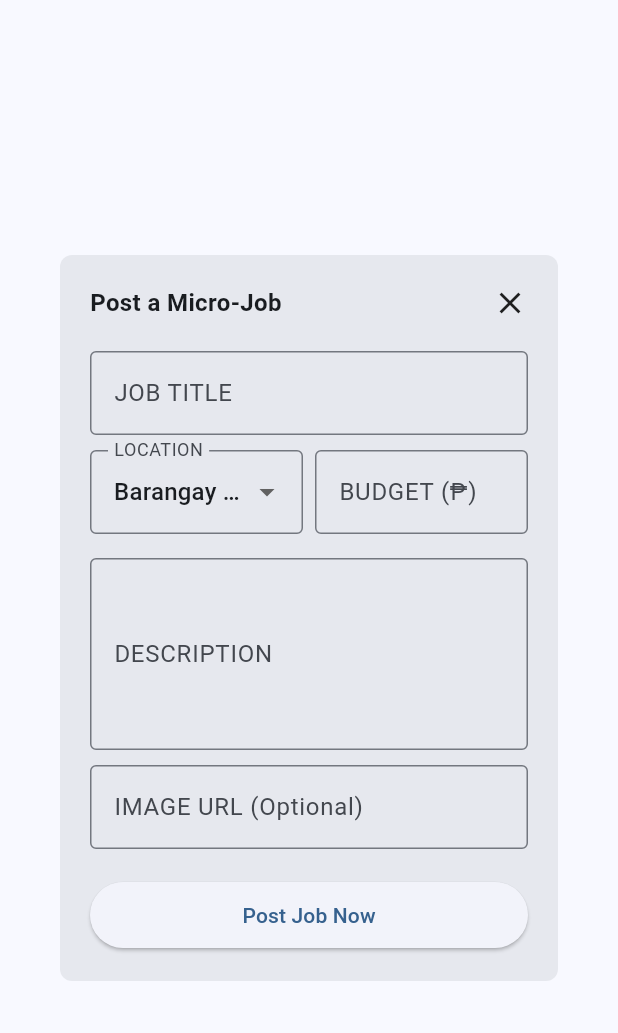
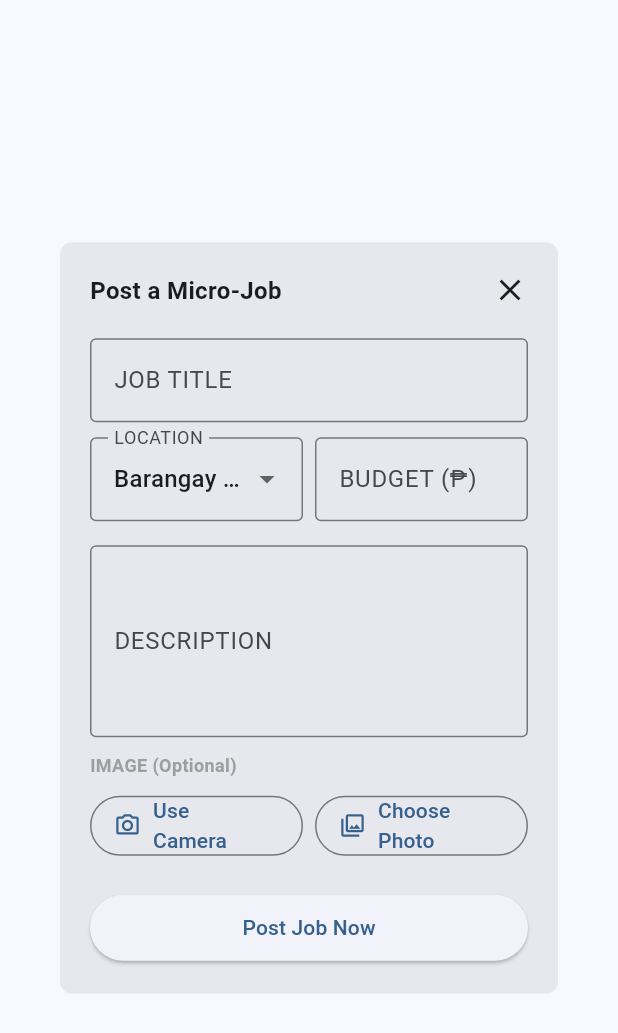
Before and after one commit to eigenlambda123/BarangayMicroJobs, a Flutter app: the PostJobModal widget shown alone on an empty page, opened directly with empty values, on a phone screen of 412 x 824 dp. Shown: the top 1033 px of the screen. Run offline on Flutter 3.47's test engine with Material 3 defaults, Android fonts, the phone set to English and light mode, and no system bars; our stand-ins replace image_picker, shared_preferences; accounts and stored records are empty; network calls fail.

Commit message:
feat: allow camera or gallery image selection when posting jobs

```diff
--- a/mock_frontend/app/lib/widgets/jobs/modals/post_job_modal.dart
+++ b/mock_frontend/app/lib/widgets/jobs/modals/post_job_modal.dart
@@ -1,4 +1,7 @@
 import 'package:flutter/material.dart';
+import 'dart:convert';
+import 'dart:typed_data';
+import 'package:image_picker/image_picker.dart';
 import '../../../services/job_service.dart';
 
 class PostJobModal extends StatefulWidget {
@@ -19,7 +22,7 @@ class _PostJobModalState extends State<PostJobModal> {
   final _titleController = TextEditingController();
   final _descriptionController = TextEditingController();
   final _salaryController = TextEditingController();
-  final _imageController = TextEditingController();
+  final ImagePicker _imagePicker = ImagePicker();
   static const List<String> _lucenaBarangays = [
     'Barangay Bocohan',
     'Barangay Dalahican',
@@ -37,6 +40,8 @@ class _PostJobModalState extends State<PostJobModal> {
   ];
 
   String _location = _lucenaBarangays.first;
+  Uint8List? _selectedImageBytes;
+  String? _selectedImageData;
   bool _isLoading = false;
 
   @override
@@ -44,8 +49,46 @@ class _PostJobModalState extends State<PostJobModal> {
     _titleController.dispose();
     _descriptionController.dispose();
     _salaryController.dispose();
-    _imageController.dispose();
     super.dispose();
+  }
+
+  String _getMimeType(String fileName) {
+    final lower = fileName.toLowerCase();
+    if (lower.endsWith('.png')) return 'image/png';
+    if (lower.endsWith('.webp')) return 'image/webp';
+    return 'image/jpeg';
+  }
+
+  Future<void> _pickImage(ImageSource source) async {
+    try {
+      final file = await _imagePicker.pickImage(
+        source: source,
+        imageQuality: 70,
+        maxWidth: 1280,
+        maxHeight: 1280,
+      );
+
+      if (file == null) {
+        return;
+      }
+
+      final bytes = await file.readAsBytes();
+      final mimeType = _getMimeType(file.name);
+      final dataUrl = 'data:$mimeType;base64,${base64Encode(bytes)}';
+
+      if (mounted) {
+        setState(() {
+          _selectedImageBytes = bytes;
+          _selectedImageData = dataUrl;
+        });
+      }
+    } catch (e) {
+      if (mounted) {
+        ScaffoldMessenger.of(
+          context,
+        ).showSnackBar(SnackBar(content: Text('Failed to pick image: $e')));
+      }
+    }
   }
 
   Future<void> _handlePostJob() async {
@@ -66,7 +109,7 @@ class _PostJobModalState extends State<PostJobModal> {
         description: _descriptionController.text,
         location: _location,
         salary: _salaryController.text,
-        image: _imageController.text.isNotEmpty ? _imageController.text : null,
+        image: _selectedImageData,
       );
 
       if (mounted) {
@@ -192,14 +235,74 @@ class _PostJobModalState extends State<PostJobModal> {
                 maxLines: 4,
               ),
               const SizedBox(height: 10),
-              TextField(
-                controller: _imageController,
-                decoration: const InputDecoration(
-                  labelText: 'IMAGE URL (Optional)',
-                  hintText: 'https://example.com/image.jpg',
-                  border: OutlineInputBorder(),
+              const Text(
+                'IMAGE (Optional)',
+                style: TextStyle(
+                  fontSize: 12,
+                  color: Colors.grey,
+                  fontWeight: FontWeight.w600,
                 ),
               ),
+              const SizedBox(height: 8),
+              Row(
+                children: [
+                  Expanded(
+                    child: OutlinedButton.icon(
+                      onPressed: () => _pickImage(ImageSource.camera),
+                      icon: const Icon(Icons.camera_alt_outlined),
+                      label: const Text('Use Camera'),
+                    ),
+                  ),
+                  const SizedBox(width: 8),
+                  Expanded(
+                    child: OutlinedButton.icon(
+                      onPressed: () => _pickImage(ImageSource.gallery),
+                      icon: const Icon(Icons.photo_library_outlined),
+                      label: const Text('Choose Photo'),
+                    ),
+                  ),
+                ],
+              ),
+              if (_selectedImageBytes != null) ...[
+                const SizedBox(height: 10),
+                Container(
+                  padding: const EdgeInsets.all(8),
+                  decoration: BoxDecoration(
+                    border: Border.all(color: Colors.grey.shade300),
+                    borderRadius: BorderRadius.circular(8),
+                  ),
+                  child: Row(
+                    children: [
+                      ClipRRect(
+                        borderRadius: BorderRadius.circular(6),
+                        child: Image.memory(
+                          _selectedImageBytes!,
+                          width: 56,
+                          height: 56,
+                          fit: BoxFit.cover,
+                        ),
+                      ),
+                      const SizedBox(width: 10),
+                      const Expanded(
+                        child: Text(
+                          'Image selected',
+                          style: TextStyle(fontSize: 13),
+                        ),
+                      ),
+                      IconButton(
+                        onPressed: () {
+                          setState(() {
+                            _selectedImageBytes = null;
+                            _selectedImageData = null;
+                          });
+                        },
+                        icon: const Icon(Icons.close),
+                        tooltip: 'Remove image',
+                      ),
+                    ],
+                  ),
+                ),
+              ],
               const SizedBox(height: 20),
               SizedBox(
                 width: double.infinity,
```
